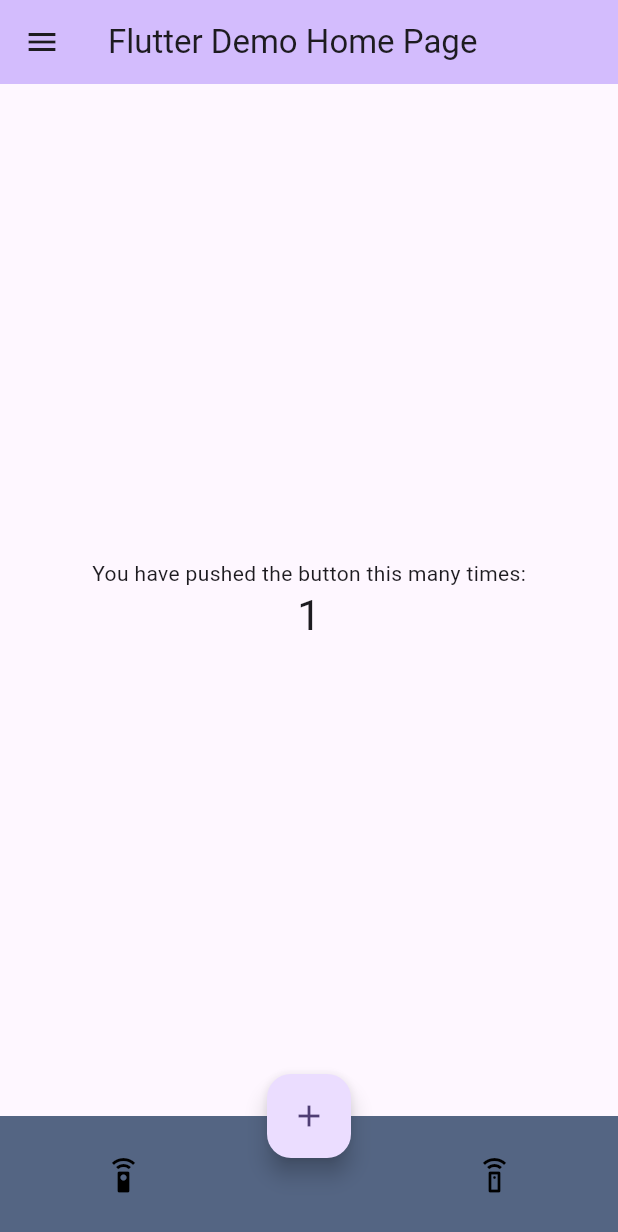
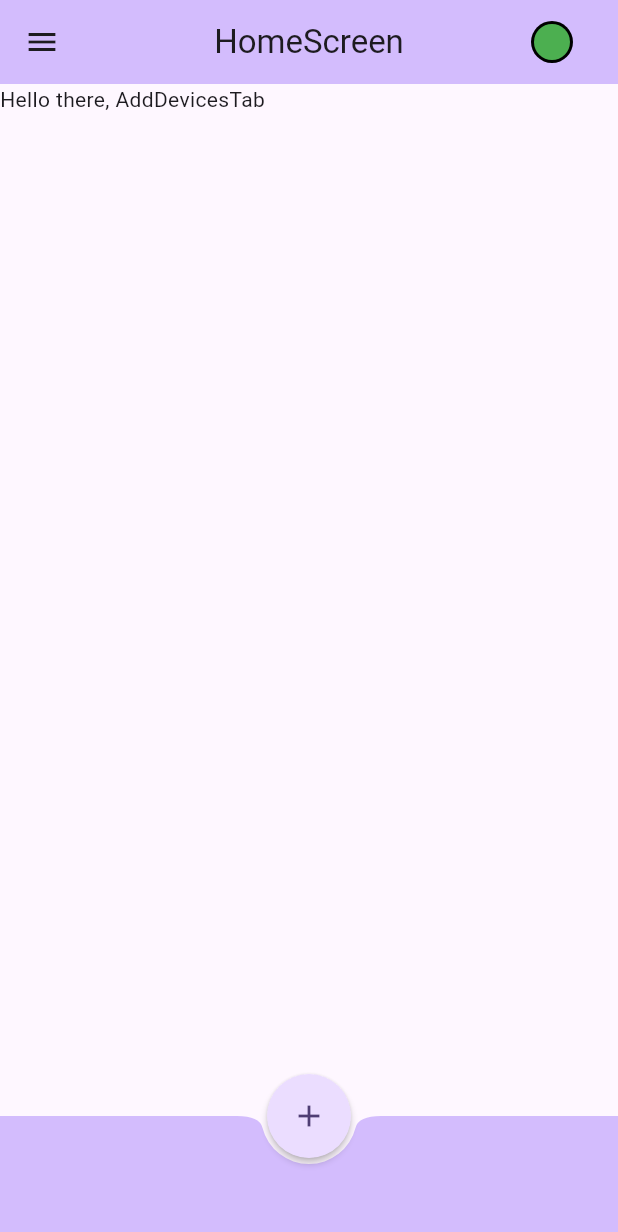
Before and after one commit to sorrowcode/kk-sendir, a Flutter app: the screen it shows after launch, after a tap on the "add" icon, on a phone screen of 412 x 824 dp. Shown: the top 1232 px of the screen. Run offline on Flutter 3.47's test engine with Material 3 defaults, Android fonts, the phone set to English and light mode, and no system bars.

Commit message:
adding tabs (not finished)

```diff
--- a/app/lib/app.dart
+++ b/app/lib/app.dart
@@ -1,4 +1,5 @@
 import 'package:app/pages/home_page.dart';
+import 'package:app/pages/settings.dart';
 import 'package:flutter/material.dart';
 
 class MyApp extends StatelessWidget {
@@ -14,7 +15,10 @@ class MyApp extends StatelessWidget {
         colorScheme: ColorScheme.fromSeed(seedColor: Colors.deepPurple),
         useMaterial3: true,
       ),
-      home: const MyHomePage(title: 'Flutter Demo Home Page'),
+      routes: {
+        '/': (context) => const MyHomePage(),
+        '/settings': (context) => const Settings(),
+      },
     );
   }
 }
--- a/app/lib/components/costom_navigation_bar.dart
+++ /dev/null
@@ -1,36 +0,0 @@
-import 'package:flutter/material.dart';
-
-class CustomNavigationBar extends StatelessWidget {
-  const CustomNavigationBar({super.key});
-
-  @override
-  Widget build(BuildContext context) {
-    return BottomAppBar(
-      color: const Color.fromARGB(255, 84, 101, 131),
-      child: Row(
-        mainAxisAlignment: MainAxisAlignment.spaceAround,
-        children: [
-          IconButton(
-            onPressed: () {},
-            icon: const Icon(Icons.settings_remote),
-            color: Colors.black,
-            hoverColor: const Color.fromRGBO(50, 67, 88, 0.5),
-            highlightColor: const Color.fromRGBO(50, 67, 88, 1),
-            tooltip: "Emitter",
-          ),
-          const SizedBox(
-            width: 30,
-          ),
-          IconButton(
-            onPressed: () {},
-            icon: const Icon(Icons.settings_remote_outlined),
-            color: Colors.black,
-            hoverColor: const Color.fromRGBO(50, 67, 88, 0.5),
-            highlightColor: const Color.fromRGBO(50, 67, 88, 1),
-            tooltip: 'Receiver',
-          ),
-        ],
-      ),
-    );
-  }
-}
--- a/app/lib/components/custom_drawer.dart
+++ b/app/lib/components/custom_drawer.dart
@@ -1,8 +1,14 @@
+import 'package:app/pages/settings.dart';
 import 'package:flutter/material.dart';
 
-class CustomDrawer extends StatelessWidget {
+class CustomDrawer extends StatefulWidget {
   const CustomDrawer({super.key});
 
+  @override
+  State<CustomDrawer> createState() => _CustomDrawerState();
+}
+
+class _CustomDrawerState extends State<CustomDrawer> {
   @override
   Widget build(BuildContext context) {
     return Drawer(
@@ -10,11 +16,11 @@ class CustomDrawer extends StatelessWidget {
         children: [
           SizedBox(
             height: MediaQuery.of(context).size.height / 8,
-            child: const DrawerHeader(
+            child: DrawerHeader(
                 child: Row(
               mainAxisAlignment: MainAxisAlignment.spaceBetween,
               children: [
-                Text(
+                const Text(
                   'Devices',
                   textAlign: TextAlign.center,
                   style: TextStyle(
@@ -22,9 +28,13 @@ class CustomDrawer extends StatelessWidget {
                   ),
                 ),
                 IconButton(
-                  onPressed: null,
-                  icon: Icon(Icons.settings),
-                  padding: EdgeInsets.only(right: 15.0),
+                  onPressed: () {
+                    Navigator.of(context).push(MaterialPageRoute(
+                      builder: (context) => const Settings(),
+                    ));
+                  },
+                  icon: const Icon(Icons.settings),
+                  padding: const EdgeInsets.only(right: 15.0),
                 )
               ],
             )),
--- /dev/null
+++ b/app/lib/components/custom_navigation_bar.dart
@@ -0,0 +1,29 @@
+import 'package:app/components/tab_manager/tab_manager.dart';
+import 'package:flutter/material.dart';
+
+class CustomNavigationBar extends StatefulWidget {
+  const CustomNavigationBar({super.key});
+
+  @override
+  State<CustomNavigationBar> createState() => _CustomNavigationBarState();
+}
+
+class _CustomNavigationBarState extends State<CustomNavigationBar> {
+  @override
+  Widget build(BuildContext context) {
+    void onTabTabbed(int tab) {
+      setState(() {
+        TabManager().index = tab;
+      });
+    }
+
+    ;
+    return BottomAppBar(
+      color: Theme.of(context).colorScheme.inversePrimary,
+      shape: const CircularNotchedRectangle(),
+      child: const Row(
+
+      ),
+    );
+  }
+}
--- /dev/null
+++ b/app/lib/components/tab_manager/add_device_tab.dart
@@ -0,0 +1,15 @@
+import 'package:flutter/material.dart';
+
+class AddDevicesTab extends StatefulWidget {
+  const AddDevicesTab({super.key});
+
+  @override
+  State<AddDevicesTab> createState() => _AddDevicesTabState();
+}
+
+class _AddDevicesTabState extends State<AddDevicesTab> {
+  @override
+  Widget build(BuildContext context) {
+    return const Text('Hello there, AddDevicesTab');
+  }
+}
--- /dev/null
+++ b/app/lib/components/tab_manager/tab_manager.dart
@@ -0,0 +1,28 @@
+import 'package:flutter/material.dart';
+import 'package:app/components/custom_navigation_bar.dart';
+import 'package:app/components/tab_manager/add_device_tab.dart';
+import 'package:app/components/tab_manager/emitter_tab.dart';
+import 'package:app/components/tab_manager/receiver_tab.dart';
+
+class TabManager extends StatefulWidget {
+  TabManager({super.key});
+  int index = 0;
+
+  @override
+  State<TabManager> createState() => _TabManagerState();
+}
+
+class _TabManagerState extends State<TabManager> {
+  final List<Widget> tabs = [
+    AddDevicesTab(),
+    EmitterTab(),
+    ReceiverTab(),
+  ];
+
+  @override
+  Widget build(BuildContext context) {
+    return Column(
+      children: [tabs[TabManager().index]],
+    );
+  }
+}
--- a/app/lib/pages/Emitter.dart
+++ /dev/null
@@ -1 +0,0 @@
-// ignore_for_file: file_names
--- a/app/lib/pages/Receiver.dart
+++ /dev/null
@@ -1 +0,0 @@
-// ignore_for_file: file_names
--- a/app/lib/pages/home_page.dart
+++ b/app/lib/pages/home_page.dart
@@ -1,62 +1,60 @@
 // ignore_for_file: prefer_const_constructors, prefer_const_literals_to_create_immutables
 
 import 'package:flutter/material.dart';
-import 'package:flutter/widgets.dart';
 import 'package:app/components/custom_drawer.dart';
-import 'package:app/components/costom_navigation_bar.dart';
+import 'package:app/components/custom_navigation_bar.dart';
+import 'package:app/components/tab_manager/tab_manager.dart';
 
 class MyHomePage extends StatefulWidget {
-  const MyHomePage({super.key, required this.title});
-  final String title;
+  const MyHomePage({super.key});
 
   @override
   State<MyHomePage> createState() => _MyHomePageState();
 }
 
 class _MyHomePageState extends State<MyHomePage> {
-  int _counter = 0;
-
-  void _incrementCounter({int add = 0, bool zero = false}) {
-    if (zero) {
-      setState(() {
-        _counter = 0;
-      });
-    } else {
-      setState(() {
-        _counter += add;
-      });
-    }
-  }
-
   @override
   Widget build(BuildContext context) {
     return Scaffold(
       appBar: AppBar(
         backgroundColor: Theme.of(context).colorScheme.inversePrimary,
-        title: Text(widget.title),
+        title: Text('HomeScreen'),
+        centerTitle: true,
+        actions: [
+          Padding(
+            padding: EdgeInsets.only(right: 30),
+            child: Container(
+              width: 28,
+              height: 28,
+              decoration: BoxDecoration(
+                color: Colors.black, // border color
+                shape: BoxShape.circle,
+              ),
+              child: Padding(
+                padding: EdgeInsets.all(2), // border width
+                child: Container(
+                  // or ClipRRect if you need to clip the content
+                  decoration: BoxDecoration(
+                    shape: BoxShape.circle,
+                    color: Colors.green, // inner circle color
+                  ),
+                ),
+              ),
+            ),
+          ),
+        ],
       ),
       drawer: CustomDrawer(),
-      body: Center(
-        child: Column(
-          mainAxisAlignment: MainAxisAlignment.center,
-          children: <Widget>[
-            const Text(
-              'You have pushed the button this many times:',
-            ),
-            Text(
-              '$_counter',
-              style: Theme.of(context).textTheme.headlineMedium,
-            ),
-          ],
-        ),
-      ),
+      body: TabManager(),
       floatingActionButton: FloatingActionButton(
         onPressed: () {
           setState(() {
-            _incrementCounter(add: 1);
+            TabManager().index = 0;
           });
         },
-        tooltip: 'Increment',
+        //tooltip: 'Increment',
+        shape: CircleBorder(),
+        elevation: 2,
         child: const Icon(Icons.add),
       ),
       bottomNavigationBar: CustomNavigationBar(),
```
Also changed, not shown: app/lib/components/tab_manager/emitter_tab.dart (added, +15 -0 lines), app/lib/components/tab_manager/receiver_tab.dart (added, +15 -0 lines), app/lib/pages/add_device.dart (deleted, +0 -17 lines), app/lib/pages/settings.dart (+26 -0 lines).
